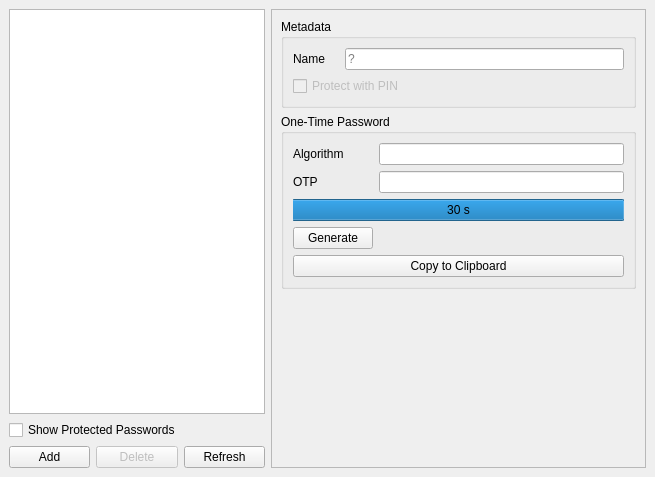
Qt form nitrokeyapp/ui/secrets_tab.ui (Nitrokey/nitrokey-app2) before a commit.
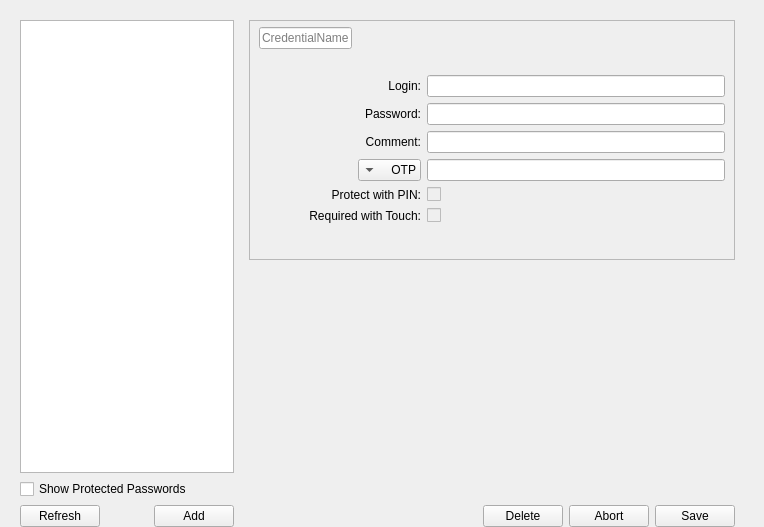
The same form after that commit. Icons and pictures are not drawn.

The edit to the form file:
```diff
--- a/nitrokeyapp/ui/secrets_tab.ui
+++ b/nitrokeyapp/ui/secrets_tab.ui
@@ -6,8 +6,8 @@
    <rect>
     <x>0</x>
     <y>0</y>
-    <width>655</width>
-    <height>477</height>
+    <width>764</width>
+    <height>527</height>
    </rect>
   </property>
   <property name="sizePolicy">
@@ -23,58 +23,60 @@
    <string notr="true"/>
   </property>
   <layout class="QVBoxLayout" name="verticalLayout_2">
-   <property name="leftMargin">
-    <number>0</number>
-   </property>
-   <property name="topMargin">
-    <number>0</number>
-   </property>
-   <property name="rightMargin">
-    <number>0</number>
-   </property>
    <property name="bottomMargin">
     <number>0</number>
    </property>
    <item>
     <widget class="QStackedWidget" name="stackedWidget">
-     <property name="lineWidth">
-      <number>0</number>
-     </property>
      <property name="currentIndex">
-      <number>1</number>
+      <number>0</number>
      </property>
-     <widget class="QWidget" name="pageIncompatible">
-      <layout class="QVBoxLayout" name="verticalLayout_5">
-       <item>
-        <widget class="QLabel" name="label_4">
-         <property name="text">
-          <string>Please update the firmware on the device to use this feature.</string>
-         </property>
-         <property name="wordWrap">
-          <bool>true</bool>
-         </property>
-        </widget>
-       </item>
-       <item>
-        <spacer name="verticalSpacer_2">
-         <property name="orientation">
-          <enum>Qt::Vertical</enum>
-         </property>
-         <property name="sizeHint" stdset="0">
-          <size>
-           <width>20</width>
-           <height>40</height>
-          </size>
-         </property>
-        </spacer>
-       </item>
-      </layout>
-     </widget>
      <widget class="QWidget" name="pageCompatible">
-      <layout class="QFormLayout" name="formLayout">
+      <property name="sizePolicy">
+       <sizepolicy hsizetype="Expanding" vsizetype="Expanding">
+        <horstretch>0</horstretch>
+        <verstretch>0</verstretch>
+       </sizepolicy>
+      </property>
+      <layout class="QGridLayout" name="gridLayout">
+       <property name="bottomMargin">
+        <number>0</number>
+       </property>
        <item row="0" column="0">
-        <widget class="QWidget" name="line_widget" native="true">
-         <layout class="QVBoxLayout" name="verticalLayout">
+        <widget class="QListWidget" name="secretsList">
+         <property name="sizePolicy">
+          <sizepolicy hsizetype="Expanding" vsizetype="Expanding">
+           <horstretch>0</horstretch>
+           <verstretch>0</verstretch>
+          </sizepolicy>
+         </property>
+         <property name="minimumSize">
+          <size>
+           <width>60</width>
+           <height>0</height>
+          </size>
+         </property>
+        </widget>
+       </item>
+       <item row="1" column="0">
+        <widget class="QCheckBox" name="checkBoxProtected">
+         <property name="text">
+          <string>Show Protected Passwords</string>
+         </property>
+        </widget>
+       </item>
+       <item row="2" column="0">
+        <widget class="QWidget" name="ButtonSpace" native="true">
+         <property name="sizePolicy">
+          <sizepolicy hsizetype="Expanding" vsizetype="Preferred">
+           <horstretch>0</horstretch>
+           <verstretch>0</verstretch>
+          </sizepolicy>
+         </property>
+         <layout class="QHBoxLayout" name="horizontalLayout">
+          <property name="spacing">
+           <number>3</number>
+          </property>
           <property name="leftMargin">
            <number>0</number>
           </property>
@@ -88,165 +90,313 @@
            <number>0</number>
           </property>
           <item>
-           <widget class="QListWidget" name="secretsList">
+           <widget class="QPushButton" name="pushButtonRefresh">
             <property name="sizePolicy">
-             <sizepolicy hsizetype="Preferred" vsizetype="Expanding">
+             <sizepolicy hsizetype="Maximum" vsizetype="Fixed">
               <horstretch>0</horstretch>
               <verstretch>0</verstretch>
              </sizepolicy>
             </property>
+            <property name="text">
+             <string>Refresh</string>
+            </property>
+            <property name="icon">
+             <iconset>
+              <normaloff>icons/refresh_FILL0_wght400_GRAD0_opsz24.svg</normaloff>icons/refresh_FILL0_wght400_GRAD0_opsz24.svg</iconset>
+            </property>
            </widget>
           </item>
           <item>
-           <widget class="QCheckBox" name="checkBoxProtected">
-            <property name="text">
-             <string>Show Protected Passwords</string>
+           <spacer name="horizontalSpacer">
+            <property name="orientation">
+             <enum>Qt::Horizontal</enum>
             </property>
-           </widget>
+            <property name="sizeHint" stdset="0">
+             <size>
+              <width>63</width>
+              <height>20</height>
+             </size>
+            </property>
+           </spacer>
           </item>
           <item>
-           <widget class="QWidget" name="widget_2" native="true">
-            <layout class="QHBoxLayout" name="horizontalLayout_2">
-             <property name="leftMargin">
-              <number>0</number>
-             </property>
-             <property name="topMargin">
-              <number>0</number>
-             </property>
-             <property name="rightMargin">
-              <number>0</number>
-             </property>
-             <property name="bottomMargin">
-              <number>0</number>
-             </property>
-             <item>
-              <widget class="QPushButton" name="buttonAdd">
-               <property name="text">
-                <string>Add</string>
-               </property>
-              </widget>
-             </item>
-             <item>
-              <widget class="QPushButton" name="buttonDelete">
-               <property name="enabled">
-                <bool>false</bool>
-               </property>
-               <property name="text">
-                <string>Delete</string>
-               </property>
-              </widget>
-             </item>
-             <item>
-              <widget class="QPushButton" name="buttonRefresh">
-               <property name="text">
-                <string>Refresh</string>
-               </property>
-              </widget>
-             </item>
-            </layout>
+           <widget class="QPushButton" name="pushButtonAdd">
+            <property name="text">
+             <string>Add</string>
+            </property>
+            <property name="icon">
+             <iconset>
+              <normaloff>icons/add_circle_FILL0_wght500_GRAD0_opsz40.png</normaloff>icons/add_circle_FILL0_wght500_GRAD0_opsz40.png</iconset>
+            </property>
            </widget>
           </item>
          </layout>
         </widget>
        </item>
-       <item row="0" column="1">
-        <widget class="QScrollArea" name="scrollArea">
-         <property name="widgetResizable">
-          <bool>true</bool>
+       <item row="0" column="1" rowspan="3">
+        <widget class="QStackedWidget" name="CredentialTabSpace">
+         <property name="sizePolicy">
+          <sizepolicy hsizetype="Expanding" vsizetype="Expanding">
+           <horstretch>20</horstretch>
+           <verstretch>0</verstretch>
+          </sizepolicy>
          </property>
-         <widget class="QWidget" name="credentialWidget">
-          <property name="geometry">
-           <rect>
-            <x>0</x>
-            <y>0</y>
-            <width>373</width>
-            <height>457</height>
-           </rect>
-          </property>
+         <property name="currentIndex">
+          <number>2</number>
+         </property>
+         <widget class="QWidget" name="credentialEmpty" native="true">
+          <layout class="QGridLayout" name="gridLayout_2"/>
+         </widget>
+         <widget class="QWidget" name="credentialShow">
           <layout class="QVBoxLayout" name="verticalLayout_3">
+           <property name="topMargin">
+            <number>0</number>
+           </property>
+           <property name="bottomMargin">
+            <number>0</number>
+           </property>
            <item>
-            <widget class="QGroupBox" name="groupBoxMetadata">
-             <property name="title">
-              <string>Metadata</string>
+            <widget class="QFrame" name="CredentialFrame">
+             <property name="sizePolicy">
+              <sizepolicy hsizetype="Expanding" vsizetype="Expanding">
+               <horstretch>0</horstretch>
+               <verstretch>0</verstretch>
+              </sizepolicy>
              </property>
-             <layout class="QFormLayout" name="formLayout_3">
-              <property name="horizontalSpacing">
-               <number>20</number>
+             <property name="frameShape">
+              <enum>QFrame::StyledPanel</enum>
+             </property>
+             <property name="frameShadow">
+              <enum>QFrame::Raised</enum>
+             </property>
+             <layout class="QGridLayout" name="gridLayout_3">
+              <property name="topMargin">
+               <number>6</number>
               </property>
               <item row="0" column="0">
-               <widget class="QLabel" name="labelName">
+               <widget class="QLabel" name="CredentialName">
+                <property name="sizePolicy">
+                 <sizepolicy hsizetype="Expanding" vsizetype="Expanding">
+                  <horstretch>0</horstretch>
+                  <verstretch>0</verstretch>
+                 </sizepolicy>
+                </property>
                 <property name="text">
-                 <string>Name</string>
+                 <string>CredentialName</string>
                 </property>
-               </widget>
-              </item>
-              <item row="0" column="1">
-               <widget class="QLineEdit" name="lineEditName">
-                <property name="readOnly">
+                <property name="scaledContents">
                  <bool>true</bool>
                 </property>
-                <property name="placeholderText">
-                 <string>?</string>
+                <property name="margin">
+                 <number>7</number>
                 </property>
                </widget>
               </item>
-              <item row="1" column="0" colspan="2">
+              <item row="5" column="1">
+               <widget class="QLabel" name="otp_label">
+                <property name="text">
+                 <string>algor_Name:</string>
+                </property>
+                <property name="alignment">
+                 <set>Qt::AlignRight|Qt::AlignTrailing|Qt::AlignVCenter</set>
+                </property>
+               </widget>
+              </item>
+              <item row="4" column="2" colspan="2">
+               <widget class="QLineEdit" name="comment">
+                <property name="sizePolicy">
+                 <sizepolicy hsizetype="Expanding" vsizetype="Fixed">
+                  <horstretch>0</horstretch>
+                  <verstretch>0</verstretch>
+                 </sizepolicy>
+                </property>
+               </widget>
+              </item>
+              <item row="3" column="0" colspan="2">
+               <widget class="QLabel" name="password_label">
+                <property name="text">
+                 <string>Password:</string>
+                </property>
+                <property name="alignment">
+                 <set>Qt::AlignRight|Qt::AlignTrailing|Qt::AlignVCenter</set>
+                </property>
+               </widget>
+              </item>
+              <item row="1" column="2" colspan="2">
+               <spacer name="verticalSpacer_3">
+                <property name="orientation">
+                 <enum>Qt::Vertical</enum>
+                </property>
+                <property name="sizeType">
+                 <enum>QSizePolicy::Fixed</enum>
+                </property>
+                <property name="sizeHint" stdset="0">
+                 <size>
+                  <width>298</width>
+                  <height>20</height>
+                 </size>
+                </property>
+               </spacer>
+              </item>
+              <item row="2" column="1">
+               <widget class="QLabel" name="login_label">
+                <property name="text">
+                 <string>Login:</string>
+                </property>
+                <property name="alignment">
+                 <set>Qt::AlignRight|Qt::AlignTrailing|Qt::AlignVCenter</set>
+                </property>
+               </widget>
+              </item>
+              <item row="9" column="2">
+               <spacer name="verticalSpacer">
+                <property name="orientation">
+                 <enum>Qt::Vertical</enum>
+                </property>
+                <property name="sizeHint" stdset="0">
+                 <size>
+                  <width>20</width>
+                  <height>10</height>
+                 </size>
+                </property>
+               </spacer>
+              </item>
+              <item row="7" column="2">
                <widget class="QCheckBox" name="checkBoxPinProtection">
                 <property name="enabled">
                  <bool>false</bool>
                 </property>
+                <property name="layoutDirection">
+                 <enum>Qt::LeftToRight</enum>
+                </property>
                 <property name="text">
-                 <string>Protect with PIN</string>
+                 <string/>
                 </property>
                 <property name="checkable">
                  <bool>true</bool>
                 </property>
                </widget>
               </item>
-             </layout>
-            </widget>
-           </item>
-           <item>
-            <widget class="QGroupBox" name="groupBoxOtp">
-             <property name="title">
-              <string>One-Time Password</string>
-             </property>
-             <layout class="QFormLayout" name="formLayout_2">
-              <item row="0" column="0">
-               <widget class="QLabel" name="labelAlgorithm">
+              <item row="4" column="0" colspan="2">
+               <widget class="QLabel" name="comment_label">
+                <property name="layoutDirection">
+                 <enum>Qt::LeftToRight</enum>
+                </property>
                 <property name="text">
-                 <string>Algorithm</string>
+                 <string>Comment:</string>
                 </property>
+                <property name="alignment">
+                 <set>Qt::AlignRight|Qt::AlignTrailing|Qt::AlignVCenter</set>
+                </property>
                </widget>
               </item>
-              <item row="0" column="1">
-               <widget class="QLineEdit" name="lineEditOtpAlgorithm">
+              <item row="5" column="2" colspan="2">
+               <widget class="QLineEdit" name="otp">
+                <property name="sizePolicy">
+                 <sizepolicy hsizetype="Expanding" vsizetype="Fixed">
+                  <horstretch>0</horstretch>
+                  <verstretch>0</verstretch>
+                 </sizepolicy>
+                </property>
                 <property name="readOnly">
                  <bool>true</bool>
                 </property>
                </widget>
               </item>
-              <item row="1" column="0">
-               <widget class="QLabel" name="labelOtp">
+              <item row="7" column="0" colspan="2">
+               <widget class="QLabel" name="checkBoxPinProtection_label">
+                <property name="layoutDirection">
+                 <enum>Qt::LeftToRight</enum>
+                </property>
                 <property name="text">
-                 <string>OTP</string>
+                 <string>Protect with PIN:</string>
                 </property>
+                <property name="alignment">
+                 <set>Qt::AlignRight|Qt::AlignTrailing|Qt::AlignVCenter</set>
+                </property>
                </widget>
               </item>
-              <item row="1" column="1">
-               <widget class="QLineEdit" name="lineEditOtp">
+              <item row="2" column="2" colspan="2">
+               <widget class="QLineEdit" name="login">
                 <property name="sizePolicy">
                  <sizepolicy hsizetype="Expanding" vsizetype="Fixed">
+                  <horstretch>8</horstretch>
+                  <verstretch>0</verstretch>
+                 </sizepolicy>
+                </property>
+                <property name="echoMode">
+                 <enum>QLineEdit::Normal</enum>
+                </property>
+                <property name="dragEnabled">
+                 <bool>false</bool>
+                </property>
+                <property name="clearButtonEnabled">
+                 <bool>false</bool>
+                </property>
+               </widget>
+              </item>
+              <item row="8" column="2">
+               <widget class="QCheckBox" name="checkBoxTouchProtection">
+                <property name="enabled">
+                 <bool>false</bool>
+                </property>
+                <property name="layoutDirection">
+                 <enum>Qt::LeftToRight</enum>
+                </property>
+                <property name="text">
+                 <string/>
+                </property>
+                <property name="checkable">
+                 <bool>true</bool>
+                </property>
+               </widget>
+              </item>
+              <item row="8" column="0" colspan="2">
+               <widget class="QLabel" name="checkBoxTouchProtection_label">
+                <property name="layoutDirection">
+                 <enum>Qt::RightToLeft</enum>
+                </property>
+                <property name="text">
+                 <string>Required with Touch:</string>
+                </property>
+                <property name="alignment">
+                 <set>Qt::AlignRight|Qt::AlignTrailing|Qt::AlignVCenter</set>
+                </property>
+               </widget>
+              </item>
+              <item row="0" column="2" colspan="2">
+               <spacer name="horizontalSpacer_2">
+                <property name="orientation">
+                 <enum>Qt::Horizontal</enum>
+                </property>
+                <property name="sizeHint" stdset="0">
+                 <size>
+                  <width>303</width>
+                  <height>17</height>
+                 </size>
+                </property>
+               </spacer>
+              </item>
+              <item row="3" column="2" colspan="2">
+               <widget class="QLineEdit" name="password">
+                <property name="sizePolicy">
+                 <sizepolicy hsizetype="Expanding" vsizetype="Fixed">
                   <horstretch>0</horstretch>
                   <verstretch>0</verstretch>
                  </sizepolicy>
                 </property>
-                <property name="readOnly">
+                <property name="echoMode">
+                 <enum>QLineEdit::Password</enum>
+                </property>
+                <property name="dragEnabled">
                  <bool>true</bool>
                 </property>
+                <property name="clearButtonEnabled">
+                 <bool>false</bool>
+                </property>
                </widget>
               </item>
-              <item row="2" column="0" colspan="2">
+              <item row="6" column="2" colspan="2">
                <widget class="QProgressBar" name="progressBarOtpTimeout">
                 <property name="maximum">
                  <number>30</number>
@@ -265,17 +415,313 @@
                 </property>
                </widget>
               </item>
-              <item row="3" column="0">
-               <widget class="QPushButton" name="pushButtonOtpGenerate">
+             </layout>
+            </widget>
+           </item>
+           <item>
+            <spacer name="verticalSpacer_4">
+             <property name="orientation">
+              <enum>Qt::Vertical</enum>
+             </property>
+             <property name="sizeHint" stdset="0">
+              <size>
+               <width>408</width>
+               <height>140</height>
+              </size>
+             </property>
+            </spacer>
+           </item>
+           <item>
+            <widget class="QWidget" name="Edit_widget" native="true">
+             <layout class="QHBoxLayout" name="horizontalLayout_2">
+              <property name="topMargin">
+               <number>0</number>
+              </property>
+              <property name="rightMargin">
+               <number>0</number>
+              </property>
+              <property name="bottomMargin">
+               <number>0</number>
+              </property>
+              <item>
+               <spacer name="horizontalSpacer_4">
+                <property name="orientation">
+                 <enum>Qt::Horizontal</enum>
+                </property>
+                <property name="sizeHint" stdset="0">
+                 <size>
+                  <width>202</width>
+                  <height>20</height>
+                 </size>
+                </property>
+               </spacer>
+              </item>
+              <item>
+               <widget class="QPushButton" name="pushButtonEdit">
                 <property name="text">
-                 <string>Generate</string>
+                 <string>Edit</string>
                 </property>
+                <property name="icon">
+                 <iconset>
+                  <normaloff>icons/edit_FILL0_wght400_GRAD0_opsz24.png</normaloff>icons/edit_FILL0_wght400_GRAD0_opsz24.png</iconset>
+                </property>
                </widget>
+              </item>
+             </layout>
+            </widget>
+           </item>
+          </layout>
+         </widget>
+         <widget class="QWidget" name="credentialEdit">
+          <layout class="QVBoxLayout" name="verticalLayout_4">
+           <property name="topMargin">
+            <number>0</number>
+           </property>
+           <property name="bottomMargin">
+            <number>0</number>
+           </property>
+           <item>
+            <widget class="QFrame" name="CredentialEditFrame">
+             <property name="sizePolicy">
+              <sizepolicy hsizetype="Expanding" vsizetype="Expanding">
+               <horstretch>0</horstretch>
+               <verstretch>0</verstretch>
+              </sizepolicy>
+             </property>
+             <property name="frameShape">
+              <enum>QFrame::StyledPanel</enum>
+             </property>
+             <property name="frameShadow">
+              <enum>QFrame::Raised</enum>
+             </property>
+             <layout class="QGridLayout" name="gridLayout_4">
+              <property name="topMargin">
+               <number>6</number>
+              </property>
+              <item row="0" column="2" colspan="2">
+               <spacer name="horizontalSpacer_3">
+                <property name="orientation">
+                 <enum>Qt::Horizontal</enum>
+                </property>
+                <property name="sizeHint" stdset="0">
+                 <size>
+                  <width>303</width>
+                  <height>17</height>
+                 </size>
+                </property>
+               </spacer>
+              </item>
+              <item row="7" column="0" colspan="2">
+               <widget class="QLabel" name="checkBoxTouchProtectionEdit_label">
+                <property name="layoutDirection">
+                 <enum>Qt::RightToLeft</enum>
+                </property>
+                <property name="text">
+                 <string>Required with Touch:</string>
+                </property>
+                <property name="alignment">
+                 <set>Qt::AlignRight|Qt::AlignTrailing|Qt::AlignVCenter</set>
+                </property>
+               </widget>
+              </item>
+              <item row="4" column="2" colspan="2">
+               <widget class="QLineEdit" name="commentEdit">
+                <property name="sizePolicy">
+                 <sizepolicy hsizetype="Expanding" vsizetype="Fixed">
+                  <horstretch>0</horstretch>
+                  <verstretch>0</verstretch>
+                 </sizepolicy>
+                </property>
+               </widget>
+              </item>
+              <item row="6" column="0" colspan="2">
+               <widget class="QLabel" name="checkBoxPinProtectionEdit_label">
+                <property name="layoutDirection">
+                 <enum>Qt::LeftToRight</enum>
+                </property>
+                <property name="text">
+                 <string>Protect with PIN:</string>
+                </property>
+                <property name="alignment">
+                 <set>Qt::AlignRight|Qt::AlignTrailing|Qt::AlignVCenter</set>
+                </property>
+               </widget>
+              </item>
+              <item row="7" column="2">
+               <widget class="QCheckBox" name="checkBoxTouchProtectionEdit">
+                <property name="enabled">
+                 <bool>false</bool>
+                </property>
+                <property name="layoutDirection">
+                 <enum>Qt::LeftToRight</enum>
+                </property>
+                <property name="text">
+                 <string/>
+                </property>
+                <property name="checkable">
+                 <bool>true</bool>
+                </property>
+               </widget>
+              </item>
+              <item row="3" column="0" colspan="2">
+               <widget class="QLabel" name="passwordEdit_label">
+                <property name="text">
+                 <string>Password:</string>
+                </property>
+                <property name="alignment">
+                 <set>Qt::AlignRight|Qt::AlignTrailing|Qt::AlignVCenter</set>
+                </property>
+               </widget>
+              </item>
+              <item row="0" column="0">
+               <widget class="QLineEdit" name="CredentialEditName_2">
+                <property name="placeholderText">
+                 <string>CredentialName</string>
+                </property>
+               </widget>
+              </item>
+              <item row="2" column="2" colspan="2">
+               <widget class="QLineEdit" name="loginEdit">
+                <property name="sizePolicy">
+                 <sizepolicy hsizetype="Expanding" vsizetype="Fixed">
+                  <horstretch>8</horstretch>
+                  <verstretch>0</verstretch>
+                 </sizepolicy>
+                </property>
+                <property name="echoMode">
+                 <enum>QLineEdit::Normal</enum>
+                </property>
+                <property name="dragEnabled">
+                 <bool>false</bool>
+                </property>
+                <property name="clearButtonEnabled">
+                 <bool>false</bool>
+                </property>
+               </widget>
+              </item>
+              <item row="3" column="2" colspan="2">
+               <widget class="QLineEdit" name="passwordEdit">
+                <property name="sizePolicy">
+                 <sizepolicy hsizetype="Expanding" vsizetype="Fixed">
+                  <horstretch>0</horstretch>
+                  <verstretch>0</verstretch>
+                 </sizepolicy>
+                </property>
+                <property name="echoMode">
+                 <enum>QLineEdit::Password</enum>
+                </property>
+                <property name="dragEnabled">
+                 <bool>true</bool>
+                </property>
+                <property name="clearButtonEnabled">
+                 <bool>false</bool>
+                </property>
+               </widget>
+              </item>
+              <item row="1" column="2" colspan="2">
+               <spacer name="verticalSpacer_5">
+                <property name="orientation">
+                 <enum>Qt::Vertical</enum>
+                </property>
+                <property name="sizeType">
+                 <enum>QSizePolicy::Fixed</enum>
+                </property>
+                <property name="sizeHint" stdset="0">
+                 <size>
+                  <width>298</width>
+                  <height>20</height>
+                 </size>
+                </property>
+               </spacer>
+              </item>
+              <item row="5" column="1">
+               <widget class="QComboBox" name="selectAlgorithm">
+                <property name="layoutDirection">
+                 <enum>Qt::RightToLeft</enum>
+                </property>
+                <property name="editable">
+                 <bool>false</bool>
+                </property>
+                <property name="currentText">
+                 <string>OTP</string>
+                </property>
+                <property name="currentIndex">
+                 <number>0</number>
+                </property>
+                <item>
+                 <property name="text">
+                  <string>OTP</string>
+                 </property>
+                </item>
+                <item>
+                 <property name="text">
+                  <string>HOTP</string>
+                 </property>
+                </item>
+               </widget>
+              </item>
+              <item row="5" column="2" colspan="2">
+               <widget class="QLineEdit" name="otpEdit">
+                <property name="sizePolicy">
+                 <sizepolicy hsizetype="Expanding" vsizetype="Fixed">
+                  <horstretch>0</horstretch>
+                  <verstretch>0</verstretch>
+                 </sizepolicy>
+                </property>
+                <property name="readOnly">
+                 <bool>true</bool>
+                </property>
+               </widget>
+              </item>
+              <item row="6" column="2">
+               <widget class="QCheckBox" name="checkBoxPinProtectionEdit">
+                <property name="enabled">
+                 <bool>false</bool>
+                </property>
+                <property name="layoutDirection">
+                 <enum>Qt::LeftToRight</enum>
+                </property>
+                <property name="text">
+                 <string/>
+                </property>
+                <property name="checkable">
+                 <bool>true</bool>
+                </property>
+               </widget>
+              </item>
+              <item row="2" column="1">
+               <widget class="QLabel" name="loginEdit_label">
+                <property name="text">
+                 <string>Login:</string>
+                </property>
+                <property name="alignment">
+                 <set>Qt::AlignRight|Qt::AlignTrailing|Qt::AlignVCenter</set>
+                </property>
+               </widget>
+              </item>
+              <item row="8" column="2">
+               <spacer name="verticalSpacer_6">
+                <property name="orientation">
+                 <enum>Qt::Vertical</enum>
+                </property>
+                <property name="sizeHint" stdset="0">
+                 <size>
+                  <width>20</width>
+                  <height>10</height>
+                 </size>
+                </property>
+               </spacer>
               </item>
               <item row="4" column="0" colspan="2">
-               <widget class="QPushButton" name="pushButtonOtpCopyToClipboard">
+               <widget class="QLabel" name="commentEdit_label">
+                <property name="layoutDirection">
+                 <enum>Qt::LeftToRight</enum>
+                </property>
                 <property name="text">
-                 <string notr="true">Copy to Clipboard</string>
+                 <string>Comment:</string>
+                </property>
+                <property name="alignment">
+                 <set>Qt::AlignRight|Qt::AlignTrailing|Qt::AlignVCenter</set>
                 </property>
                </widget>
               </item>
@@ -283,25 +729,115 @@
             </widget>
            </item>
            <item>
-            <spacer name="verticalSpacer">
+            <spacer name="verticalSpacer_7">
              <property name="orientation">
               <enum>Qt::Vertical</enum>
              </property>
              <property name="sizeHint" stdset="0">
               <size>
-               <width>20</width>
-               <height>40</height>
+               <width>446</width>
+               <height>172</height>
               </size>
              </property>
             </spacer>
            </item>
+           <item>
+            <widget class="QWidget" name="button_widget" native="true">
+             <layout class="QHBoxLayout" name="horizontalLayout_3">
+              <property name="leftMargin">
+               <number>0</number>
+              </property>
+              <property name="topMargin">
+               <number>0</number>
+              </property>
+              <property name="rightMargin">
+               <number>0</number>
+              </property>
+              <property name="bottomMargin">
+               <number>0</number>
+              </property>
+              <item>
+               <spacer name="horizontalSpacer_5">
+                <property name="orientation">
+                 <enum>Qt::Horizontal</enum>
+                </property>
+                <property name="sizeHint" stdset="0">
+                 <size>
+                  <width>202</width>
+                  <height>20</height>
+                 </size>
+                </property>
+               </spacer>
+              </item>
+              <item>
+               <widget class="QPushButton" name="pushButtonDelete">
+                <property name="text">
+                 <string>Delete</string>
+                </property>
+                <property name="icon">
+                 <iconset>
+                  <normaloff>icons/delete_FILL0_wght500_GRAD0_opsz40.png</normaloff>icons/delete_FILL0_wght500_GRAD0_opsz40.png</iconset>
+                </property>
+               </widget>
+              </item>
+              <item>
+               <widget class="QPushButton" name="pushButtonAbort">
+                <property name="text">
+                 <string>Abort</string>
+                </property>
+                <property name="icon">
+                 <iconset>
+                  <normaloff>icons/close_FILL0_wght400_GRAD0_opsz24.svg</normaloff>icons/close_FILL0_wght400_GRAD0_opsz24.svg</iconset>
+                </property>
+               </widget>
+              </item>
+              <item>
+               <widget class="QPushButton" name="pushButtonSave">
+                <property name="text">
+                 <string>Save</string>
+                </property>
+                <property name="icon">
+                 <iconset>
+                  <normaloff>icons/save_FILL0_wght400_GRAD0_opsz24.png</normaloff>icons/save_FILL0_wght400_GRAD0_opsz24.png</iconset>
+                </property>
+               </widget>
+              </item>
+             </layout>
+            </widget>
+           </item>
           </layout>
          </widget>
         </widget>
        </item>
       </layout>
      </widget>
-     <widget class="QWidget" name="pageEmpty"/>
+     <widget class="QWidget" name="pageIncompatible">
+      <layout class="QVBoxLayout" name="verticalLayout">
+       <item>
+        <widget class="QLabel" name="label_4">
+         <property name="text">
+          <string>Please update the firmware on the device to use this feature.</string>
+         </property>
+         <property name="wordWrap">
+          <bool>true</bool>
+         </property>
+        </widget>
+       </item>
+       <item>
+        <spacer name="verticalSpacer_2">
+         <property name="orientation">
+          <enum>Qt::Vertical</enum>
+         </property>
+         <property name="sizeHint" stdset="0">
+          <size>
+           <width>20</width>
+           <height>527</height>
+          </size>
+         </property>
+        </spacer>
+       </item>
+      </layout>
+     </widget>
     </widget>
    </item>
   </layout>
```
Left out of the diff: 4 changed lines with no effect on the pictures.
